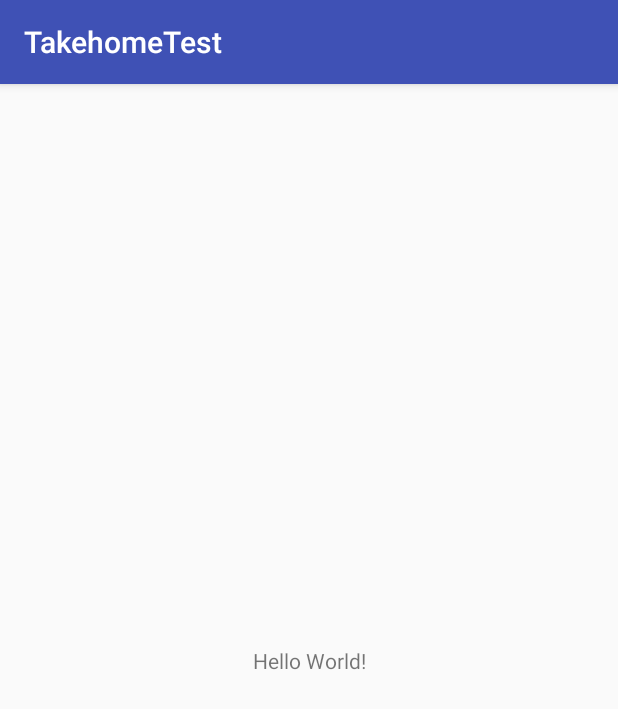
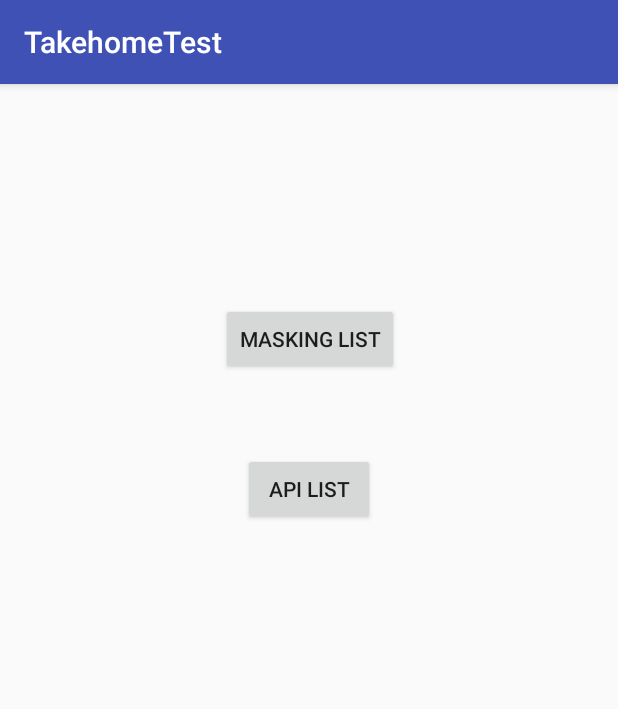
Before and after one commit to sdw8001/TakehomeTest, an Android app: the screen it shows after launch (MainActivity), on a phone screen of 412 x 824 dp. Shown: the top 709 px of the screen. Run offline under Robolectric (Android 15) with nearby library versions, the phone set to English and light mode, and no system bars.

```diff
--- a/app/build.gradle
+++ b/app/build.gradle
@@ -24,7 +24,10 @@ dependencies {
     androidTestCompile('com.android.support.test.espresso:espresso-core:2.2.2', {
         exclude group: 'com.android.support', module: 'support-annotations'
     })
+
     compile 'com.android.support:appcompat-v7:25.3.1'
     compile 'com.android.support.constraint:constraint-layout:1.0.2'
+    compile 'com.android.support:cardview-v7:21.0.3'
+    compile 'com.android.support:recyclerview-v7:21.0.3'
     testCompile 'junit:junit:4.12'
 }
--- a/app/src/main/AndroidManifest.xml
+++ b/app/src/main/AndroidManifest.xml
@@ -16,6 +16,8 @@
                 <category android:name="android.intent.category.LAUNCHER" />
             </intent-filter>
         </activity>
+        <activity android:name=".maskinglist.MaskingActivity" />
+        <activity android:name=".apilist.ApiActivity"></activity>
     </application>
 
 </manifest>
--- a/app/src/main/java/com/example/takehometest/MainActivity.java
+++ b/app/src/main/java/com/example/takehometest/MainActivity.java
@@ -1,13 +1,40 @@
 package com.example.takehometest;
 
+import android.content.Intent;
 import android.support.v7.app.AppCompatActivity;
 import android.os.Bundle;
+import android.view.View;
+import android.widget.Button;
+
+import com.example.takehometest.apilist.ApiActivity;
+import com.example.takehometest.maskinglist.MaskingActivity;
 
 public class MainActivity extends AppCompatActivity {
+
+    private Button btnMaskingActivity;
+    private Button btnApiActivity;
 
     @Override
     protected void onCreate(Bundle savedInstanceState) {
         super.onCreate(savedInstanceState);
         setContentView(R.layout.activity_main);
+        btnMaskingActivity = (Button) findViewById(R.id.btnMaskingList);
+        btnApiActivity = (Button) findViewById(R.id.btnApiList);
+
+        btnMaskingActivity.setOnClickListener(new View.OnClickListener() {
+            @Override
+            public void onClick(View v) {
+                Intent intent = new Intent(MainActivity.this, MaskingActivity.class);
+                startActivity(intent);
+            }
+        });
+
+        btnApiActivity.setOnClickListener(new View.OnClickListener() {
+            @Override
+            public void onClick(View v) {
+                Intent intent = new Intent(MainActivity.this, ApiActivity.class);
+                startActivity(intent);
+            }
+        });
     }
 }
--- a/app/src/main/res/layout/activity_main.xml
+++ b/app/src/main/res/layout/activity_main.xml
@@ -6,13 +6,32 @@
     android:layout_height="match_parent"
     tools:context="com.example.takehometest.MainActivity">
 
-    <TextView
+    <Button
+        android:id="@+id/btnMaskingList"
         android:layout_width="wrap_content"
         android:layout_height="wrap_content"
-        android:text="Hello World!"
+        android:text="@string/masking_list"
+        app:layout_constraintTop_toTopOf="parent"
+        android:layout_marginTop="146dp"
+        android:layout_marginRight="8dp"
+        app:layout_constraintRight_toRightOf="parent"
+        android:layout_marginLeft="8dp"
+        app:layout_constraintLeft_toLeftOf="parent"
+        app:layout_constraintHorizontal_bias="0.502" />
+
+    <Button
+        android:id="@+id/btnApiList"
+        android:layout_width="wrap_content"
+        android:layout_height="wrap_content"
+        android:text="@string/api_list"
+        android:layout_marginTop="23dp"
+        app:layout_constraintTop_toBottomOf="@+id/btnMaskingList"
         app:layout_constraintBottom_toBottomOf="parent"
+        android:layout_marginBottom="8dp"
+        android:layout_marginRight="8dp"
+        app:layout_constraintRight_toRightOf="parent"
+        android:layout_marginLeft="8dp"
         app:layout_constraintLeft_toLeftOf="parent"
-        app:layout_constraintRight_toRightOf="parent"
-        app:layout_constraintTop_toTopOf="parent" />
+        app:layout_constraintVertical_bias="0.058" />
 
 </android.support.constraint.ConstraintLayout>
--- a/app/src/main/res/values/strings.xml
+++ b/app/src/main/res/values/strings.xml
@@ -1,3 +1,6 @@
 <resources>
     <string name="app_name">TakehomeTest</string>
+    <string name="CommentPlease">Comment Please</string>
+    <string name="masking_list">Masking List</string>
+    <string name="api_list">API List</string>
 </resources>
```
Also changed, not shown: app/src/main/java/com/example/takehometest/apilist/ApiActivity.java (added, +15 -0 lines), app/src/main/java/com/example/takehometest/maskinglist/CardItem.java (added, +9 -0 lines), app/src/main/java/com/example/takehometest/maskinglist/MaskingActivity.java (added, +24 -0 lines), app/src/main/java/com/example/takehometest/maskinglist/MaskingAdapter.java (added, +44 -0 lines), app/src/main/res/layout/activity_api.xml (added, +9 -0 lines), app/src/main/res/layout/activity_masking.xml (added, +39 -0 lines), app/src/main/res/layout/recyclerview_masking_layout.xml (added, +12 -0 lines), 1 other file.
